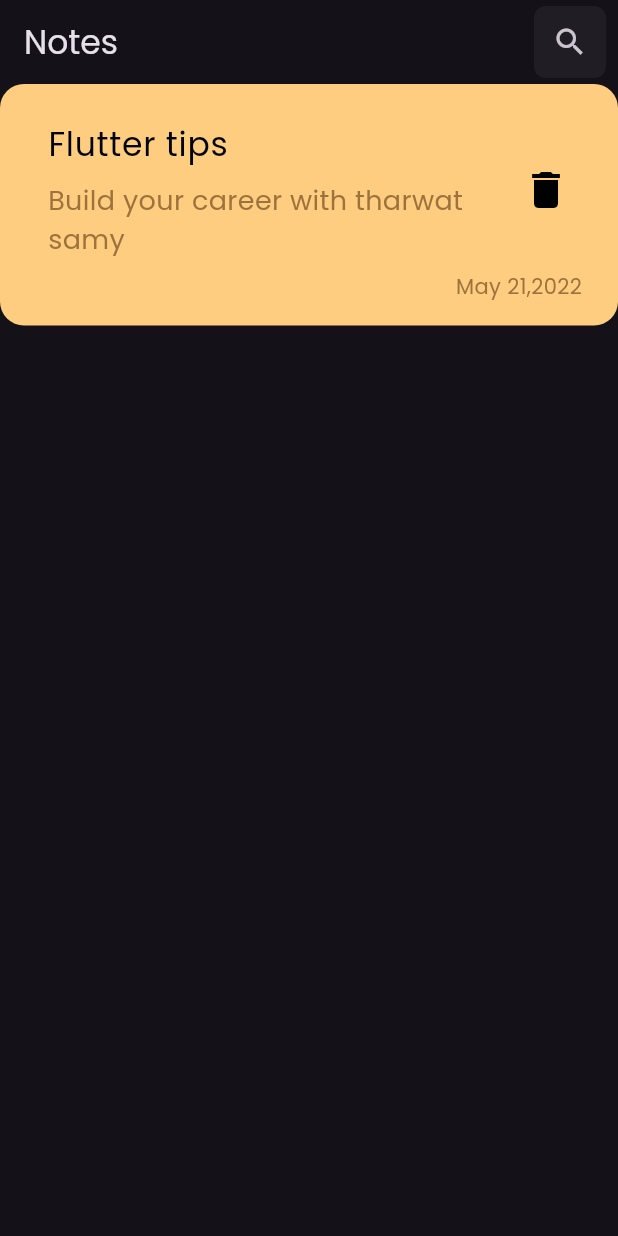
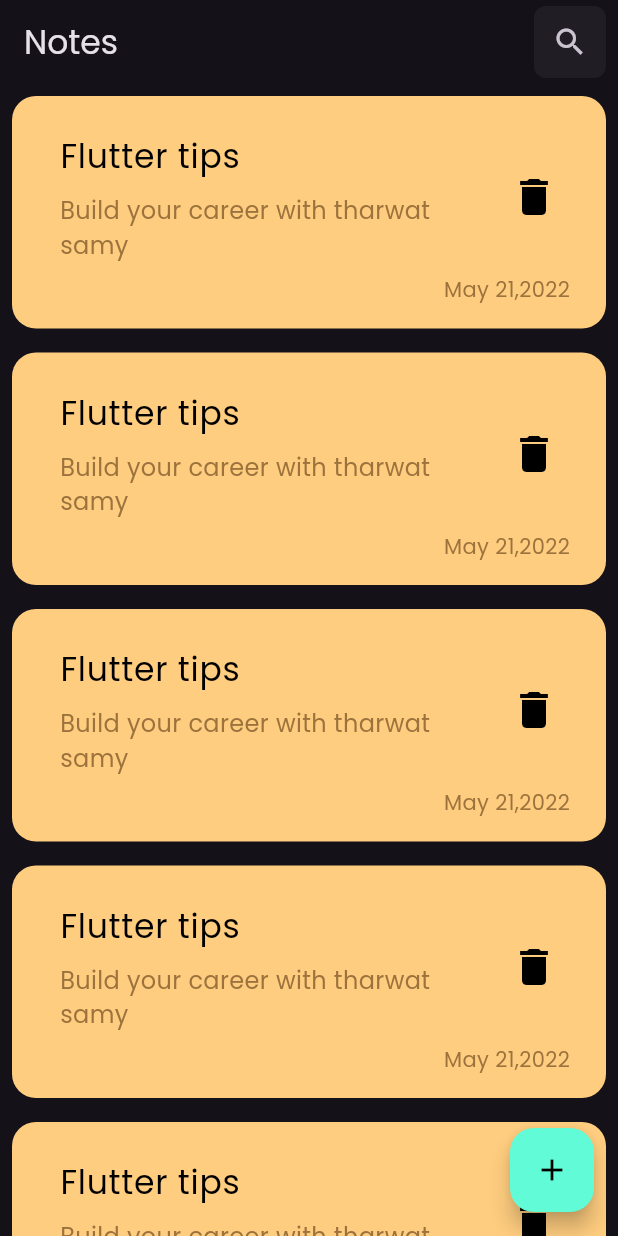
Before and after one commit to abdomostafa1/notes-app-flutter, a Flutter app: the screen it shows after launch, on a phone screen of 412 x 824 dp. Run offline on Flutter 3.47's test engine with Material 3 defaults, Android fonts, the phone set to English and light mode, and no system bars.

Commit message:
finish add note bottom sheet

```diff
--- /dev/null
+++ b/lib/constants.dart
@@ -0,0 +1,3 @@
+import 'dart:ui';
+
+const primaryColor=Color(0xff62FBD7);
--- a/lib/screens/home_screen.dart
+++ b/lib/screens/home_screen.dart
@@ -1,5 +1,8 @@
 import 'package:flutter/material.dart';
-import 'package:notes_app/widgets/note_item.dart';
+import 'package:notes_app/constants.dart';
+import '../widgets/add_note_bottom_sheet.dart';
+import '../widgets/custom_text_field.dart';
+import '../widgets/notes_list_view.dart';
 
 class HomeScreen extends StatelessWidget {
   const HomeScreen({super.key});
@@ -7,26 +10,37 @@ class HomeScreen extends StatelessWidget {
   @override
   Widget build(BuildContext context) {
     return Scaffold(
-      appBar:AppBar(
+        appBar: AppBar(
           title: Text('Notes'),
           actions: [
             Container(
               margin: EdgeInsets.only(right: 8),
-            decoration:BoxDecoration(
+              decoration: BoxDecoration(
                   color: Colors.white.withOpacity(.05),
-              borderRadius: BorderRadius.circular(8)
+                  borderRadius: BorderRadius.circular(8)),
+              child: IconButton(
+                onPressed: () {},
+                icon: Icon(Icons.search),
+                splashRadius: 1,
               ),
-            child: IconButton(onPressed: (){}, icon:Icon(Icons.search),splashRadius: 1,),
-
             ),
           ],
         ),
-      body:Column(
-        children: [
-          NoteItem(),
-          SizedBox(height: 10,)
-        ],
-      )
+        floatingActionButton: FloatingActionButton(
+            onPressed: () {
+              showModalBottomSheet(
+                shape:const RoundedRectangleBorder(borderRadius: BorderRadius.only(topLeft: Radius.circular(16),topRight: Radius.circular(16))),
+                context: context,
+                builder: (context) => AddNoteBottomSheet(),
               );
+            },
+            child: Icon(Icons.add, color: Colors.black),
+            backgroundColor: primaryColor ),
+        body: Padding(
+          padding: const EdgeInsets.symmetric(horizontal: 8),
+          child: Column(
+            children: [Expanded(child: NotesListView())],
+          ),
+        ));
   }
 }
--- a/lib/widgets/note_item.dart
+++ b/lib/widgets/note_item.dart
@@ -24,9 +24,9 @@ class NoteItem extends StatelessWidget {
               ),
               subtitle:const Padding(
                 padding: EdgeInsets.only(top: 8.0),
-                child:  Text(
+                  child:  Text(
                   'Build your career with tharwat samy',
-                  style: TextStyle(color: Color(0xff9C733D),fontSize: 18,),
+                  style: TextStyle(color: Color(0xff9C733D),fontSize: 16,),
                 ),
               ),
               trailing: IconButton(onPressed: () {}, icon: Icon(Icons.delete,color: Colors.black,size: 32,)),
--- /dev/null
+++ b/lib/widgets/notes_list_view.dart
@@ -0,0 +1,17 @@
+import 'package:flutter/material.dart';
+
+import 'note_item.dart';
+
+class NotesListView extends StatelessWidget {
+  const NotesListView({super.key});
+
+  @override
+  Widget build(BuildContext context) {
+    return ListView.builder(itemBuilder: (context, index) {
+      return Padding(
+        padding: const EdgeInsets.symmetric(vertical: 8.0),
+        child: NoteItem(),
+      );
+    });
+  }
+}
```
Also changed, not shown: lib/widgets/add_note_bottom_sheet.dart (added, +28 -0 lines), lib/widgets/custom_button.dart (added, +23 -0 lines), lib/widgets/custom_text_field.dart (added, +28 -0 lines). Lines whose indentation alone changed are shown as unchanged.
